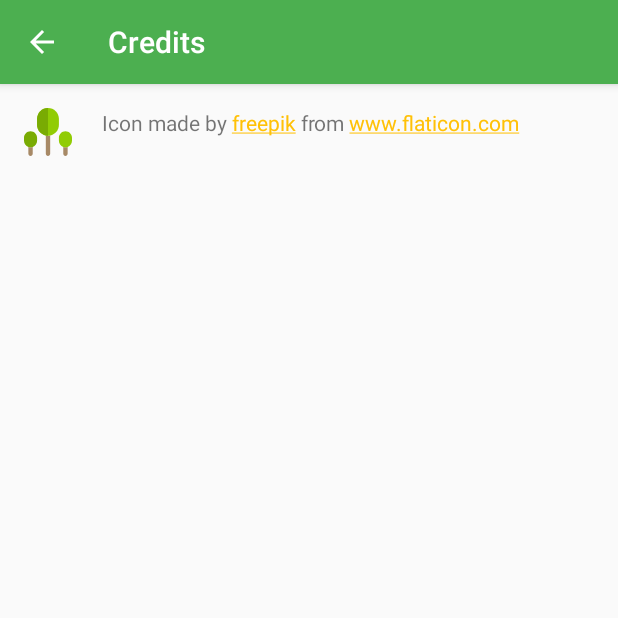
After one commit to MiguelHorta/Sensing-the-environment, an Android app: the Credits screen opened directly, with no data from a screen before it, on a phone screen of 412 x 824 dp, the top half of it. The commit adds this screen. Run offline under Robolectric (Android 15) with nearby library versions, the phone set to English and light mode, and no system bars.

Commit message:
Added credits activiy.

```diff
--- /dev/null
+++ b/app/src/main/java/ua/cm/sensingtheenvironment/Credits.java
@@ -0,0 +1,13 @@
+package ua.cm.sensingtheenvironment;
+
+import android.support.v7.app.AppCompatActivity;
+import android.os.Bundle;
+
+public class Credits extends AppCompatActivity {
+
+    @Override
+    protected void onCreate(Bundle savedInstanceState) {
+        super.onCreate(savedInstanceState);
+        setContentView(R.layout.activity_credits);
+    }
+}
--- a/app/src/main/java/ua/cm/sensingtheenvironment/Feed.java
+++ b/app/src/main/java/ua/cm/sensingtheenvironment/Feed.java
@@ -215,6 +215,10 @@ public class Feed extends AppCompatActivity implements NavigationView.OnNavigati
                 intent = new Intent(this, SettingsActivity.class);
                 startActivity(intent);
             break;
+            case R.id.nav_credits:
+                intent = new Intent(this, Credits.class);
+                startActivity(intent);
+                break;
             case R.id.nav_quit:
                 intent = new Intent(this, Background.class);
                 stopService(intent);
--- /dev/null
+++ b/app/src/main/res/layout/activity_credits.xml
@@ -0,0 +1,30 @@
+<?xml version="1.0" encoding="utf-8"?>
+<RelativeLayout xmlns:android="http://schemas.android.com/apk/res/android"
+    xmlns:app="http://schemas.android.com/apk/res-auto"
+    xmlns:tools="http://schemas.android.com/tools"
+    android:id="@+id/activity_credits"
+    android:layout_width="match_parent"
+    android:layout_height="match_parent"
+    android:paddingBottom="@dimen/activity_vertical_margin"
+    android:paddingLeft="@dimen/activity_horizontal_margin"
+    android:paddingRight="@dimen/activity_horizontal_margin"
+    android:paddingTop="@dimen/activity_vertical_margin"
+    tools:context="ua.cm.sensingtheenvironment.Credits">
+
+    <ImageView
+        android:layout_width="32dp"
+        android:layout_height="32dp"
+        app:srcCompat="@drawable/ic_launcher"
+        android:id="@+id/imageView"
+        android:layout_alignParentTop="true"
+        android:layout_alignParentStart="true" />
+
+    <TextView
+        android:text="@string/credits_launcher_icon"
+        android:layout_width="wrap_content"
+        android:layout_height="wrap_content"
+        android:id="@+id/textView2"
+        android:layout_marginStart="20dp"
+        android:layout_alignParentTop="true"
+        android:layout_toEndOf="@+id/imageView" />
+</RelativeLayout>
--- a/app/src/main/res/menu/activity_feeder_drawer.xml
+++ b/app/src/main/res/menu/activity_feeder_drawer.xml
@@ -24,6 +24,10 @@
             android:icon="@drawable/ic_settings"
             android:title="@string/action_settings"  />
         <item
+            android:id="@+id/nav_credits"
+            android:icon="@drawable/ic_people"
+            android:title="@string/action_credits"  />
+        <item
             android:id="@+id/nav_quit"
             android:icon="@drawable/ic_power"
             android:title="@string/exit" />
--- a/app/src/main/res/values/strings.xml
+++ b/app/src/main/res/values/strings.xml
@@ -47,4 +47,7 @@
 
     <string name="pref_refresh_rate">Refresh Rate(s)</string>
     <string name="pref_retries">Connection Retries</string>
+    <string name="credits">Credits</string>
+    <string name="credits_launcher_icon">Icon made by <a href="http://www.flaticon.com/authors/freepik">freepik</a> from <a href="https://www.flaticon.com">www.flaticon.com</a></string>
+    <string name="action_credits">Credits</string>
 </resources>
```
Also changed, not shown: app/src/main/AndroidManifest.xml (+12 -4 lines), app/src/main/res/drawable/ic_people.xml (added, +9 -0 lines).
